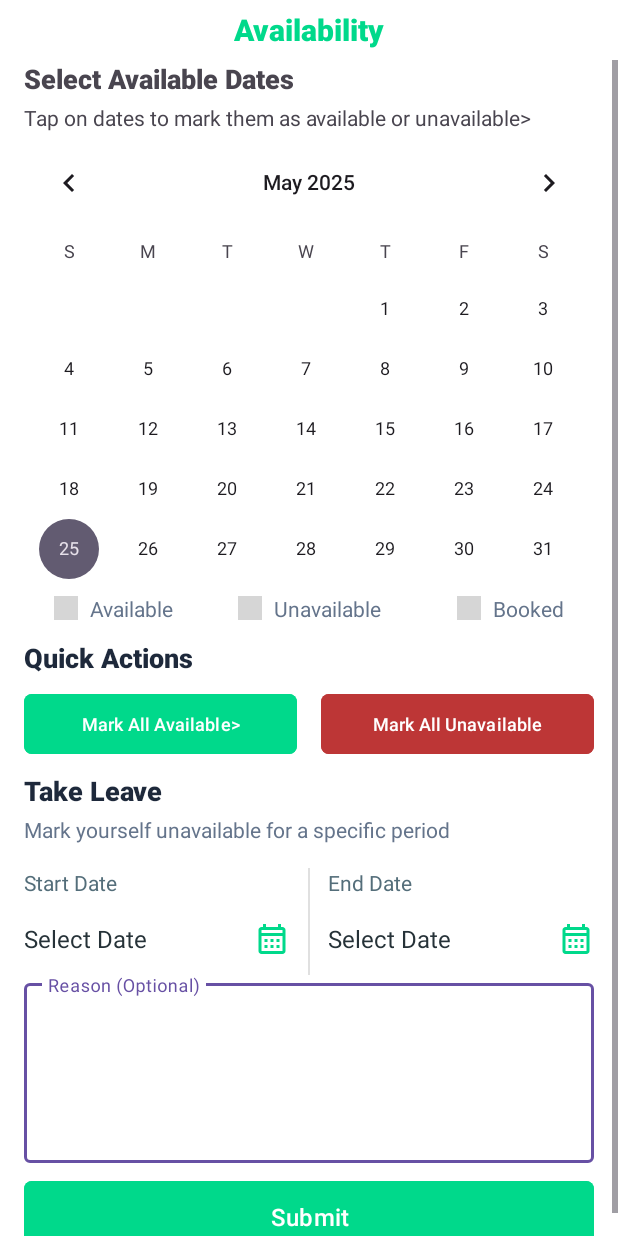
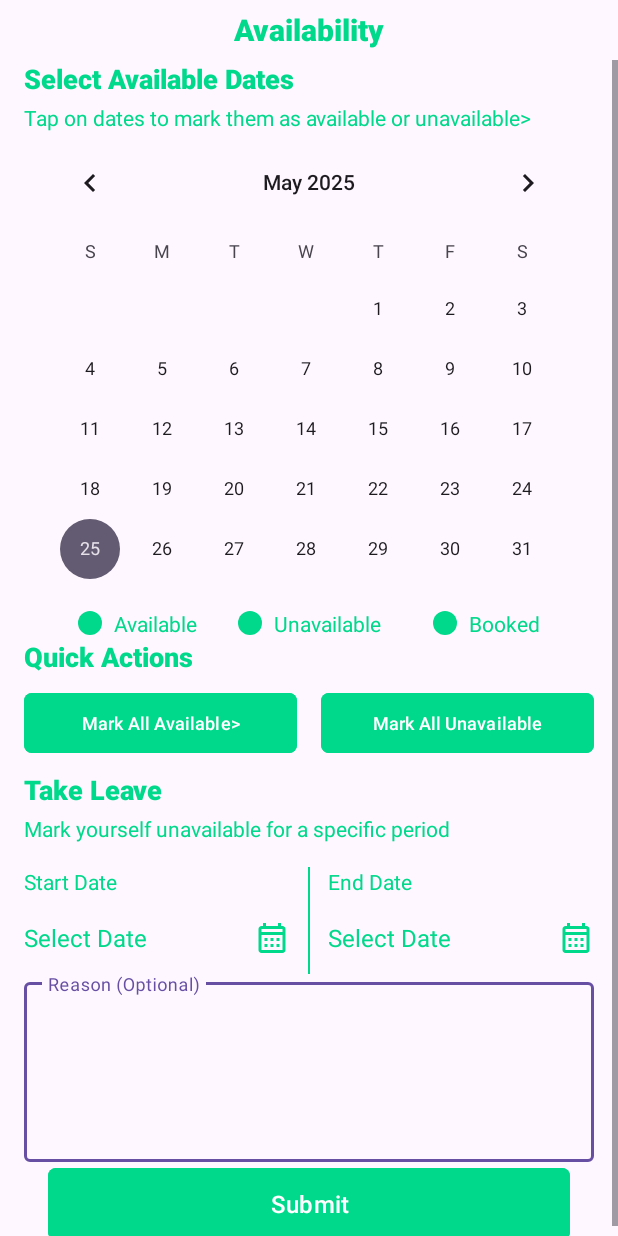
Before and after one commit to masum184e/vroomgo, an Android app: the AvailabilityCalendarActivity screen opened directly, with no data from a screen before it, on a phone screen of 412 x 824 dp. Run offline under Robolectric (Android 15) with nearby library versions, the phone set to English and light mode, and no system bars; our stand-ins replace navigation-ui; grey boxes are pictures that could not be loaded.

Commit message:
color updated to primary

```diff
--- a/mobile-app/app/src/main/res/drawable/bg_dashed_border.xml
+++ b/mobile-app/app/src/main/res/drawable/bg_dashed_border.xml
@@ -3,7 +3,7 @@
     android:shape="rectangle">
     <stroke
         android:width="2dp"
-        android:color="#888"
+        android:color="@color/primary"
         android:dashWidth="8dp"
         android:dashGap="2dp" />
     <corners android:radius="8dp" />
--- a/mobile-app/app/src/main/res/layout/activity_availability_calendar.xml
+++ b/mobile-app/app/src/main/res/layout/activity_availability_calendar.xml
@@ -4,7 +4,6 @@
     xmlns:tools="http://schemas.android.com/tools"
     android:layout_width="match_parent"
     android:layout_height="match_parent"
-    android:background="@color/white"
     tools:context=".AvailabilityCalendarActivity">
 
     <!-- Header -->
@@ -40,24 +39,9 @@
 
         <androidx.constraintlayout.widget.ConstraintLayout
             android:layout_width="match_parent"
-            android:layout_height="wrap_content">
-
-            <!-- Calendar Card -->
-            <com.google.android.material.card.MaterialCardView
-                android:id="@+id/calendar_card"
-                android:layout_width="match_parent"
             android:layout_height="wrap_content"
-                android:backgroundTint="@color/white"
-                app:cardCornerRadius="8dp"
-                app:layout_constraintEnd_toEndOf="parent"
-                app:layout_constraintStart_toStartOf="parent"
-                app:layout_constraintTop_toTopOf="parent"
-                app:strokeColor="@color/white"
-                app:strokeWidth="1dp">
-
-                <androidx.constraintlayout.widget.ConstraintLayout
-                    android:layout_width="match_parent"
-                    android:layout_height="wrap_content">
+            android:paddingStart="16dp"
+            android:paddingEnd="16dp">
 
             <!-- Title -->
             <TextView
@@ -65,9 +49,8 @@
                 android:layout_width="0dp"
                 android:layout_height="wrap_content"
                 android:fontFamily="sans-serif-medium"
-                        android:paddingStart="16dp"
-                        android:paddingEnd="16dp"
                 android:text="@string/select_available_dates"
+                android:textColor="@color/primary"
                 android:textSize="18sp"
                 android:textStyle="bold"
                 app:layout_constraintEnd_toEndOf="parent"
@@ -80,9 +63,8 @@
                 android:layout_height="wrap_content"
                 android:layout_marginTop="4dp"
                 android:fontFamily="sans-serif"
-                        android:paddingStart="16dp"
-                        android:paddingEnd="16dp"
                 android:text="@string/tap_on_dates"
+                android:textColor="@color/primary"
                 android:textSize="14sp"
                 app:layout_constraintEnd_toEndOf="parent"
                 app:layout_constraintStart_toStartOf="parent"
@@ -91,7 +73,7 @@
             <!-- Calendar -->
             <CalendarView
                 android:id="@+id/calendar_view"
-                        android:layout_width="0dp"
+                android:layout_width="match_parent"
                 android:layout_height="wrap_content"
                 app:layout_constraintEnd_toEndOf="parent"
                 app:layout_constraintStart_toStartOf="parent"
@@ -102,7 +84,7 @@
                 android:id="@+id/legend_container"
                 android:layout_width="match_parent"
                 android:layout_height="wrap_content"
-                        android:layout_marginTop="-30dp"
+                android:layout_marginTop="-20dp"
                 android:paddingStart="36dp"
                 android:paddingEnd="36dp"
                 app:layout_constraintTop_toBottomOf="@id/calendar_view">
@@ -120,14 +102,14 @@
                     <View
                         android:layout_width="16dp"
                         android:layout_height="16dp"
-                                android:background="@drawable/bg_circle_available" />
+                        android:background="@drawable/bg_circle_filled_primary" />
 
                     <TextView
                         android:layout_width="wrap_content"
                         android:layout_height="wrap_content"
                         android:layout_marginStart="8dp"
                         android:text="@string/available"
-                                android:textColor="#64748B"
+                        android:textColor="@color/primary"
                         android:textSize="14sp" />
                 </LinearLayout>
 
@@ -145,14 +127,14 @@
                     <View
                         android:layout_width="16dp"
                         android:layout_height="16dp"
-                                android:background="@drawable/bg_circle_unavailable" />
+                        android:background="@drawable/bg_circle_filled_primary" />
 
                     <TextView
                         android:layout_width="wrap_content"
                         android:layout_height="wrap_content"
                         android:layout_marginStart="8dp"
                         android:text="@string/unavailable"
-                                android:textColor="#64748B"
+                        android:textColor="@color/primary"
                         android:textSize="14sp" />
                 </LinearLayout>
 
@@ -169,42 +151,18 @@
                     <View
                         android:layout_width="16dp"
                         android:layout_height="16dp"
-                                android:background="@drawable/bg_circle_booked" />
+                        android:background="@drawable/bg_circle_filled_primary" />
 
                     <TextView
                         android:layout_width="wrap_content"
                         android:layout_height="wrap_content"
                         android:layout_marginStart="8dp"
                         android:text="@string/booked"
-                                android:textColor="#64748B"
+                        android:textColor="@color/primary"
                         android:textSize="14sp" />
                 </LinearLayout>
 
             </androidx.constraintlayout.widget.ConstraintLayout>
-
-                </androidx.constraintlayout.widget.ConstraintLayout>
-
-            </com.google.android.material.card.MaterialCardView>
-
-            <!-- Quick Actions Card -->
-            <com.google.android.material.card.MaterialCardView
-                android:id="@+id/quick_actions_card"
-                android:layout_width="match_parent"
-                android:layout_height="wrap_content"
-                android:backgroundTint="@color/white"
-                app:cardCornerRadius="8dp"
-                app:layout_constraintEnd_toEndOf="parent"
-                app:layout_constraintStart_toStartOf="parent"
-                app:layout_constraintTop_toBottomOf="@id/calendar_card"
-                app:strokeColor="@color/white"
-                app:strokeWidth="1dp">
-
-                <androidx.constraintlayout.widget.ConstraintLayout
-                    android:layout_width="match_parent"
-                    android:layout_height="wrap_content"
-                    android:paddingStart="16dp"
-                    android:paddingEnd="16dp"
-                    android:paddingBottom="8dp">
 
             <TextView
                 android:id="@+id/quick_actions_title"
@@ -212,12 +170,12 @@
                 android:layout_height="wrap_content"
                 android:fontFamily="sans-serif-medium"
                 android:text="@string/quick_actions"
-                        android:textColor="#1E293B"
+                android:textColor="@color/primary"
                 android:textSize="18sp"
                 android:textStyle="bold"
                 app:layout_constraintEnd_toEndOf="parent"
                 app:layout_constraintStart_toStartOf="parent"
-                        app:layout_constraintTop_toTopOf="parent" />
+                app:layout_constraintTop_toBottomOf="@id/legend_container" />
 
             <!-- Quick Button -->
             <com.google.android.material.button.MaterialButton
@@ -242,7 +200,7 @@
                 android:layout_height="wrap_content"
                 android:layout_marginStart="8dp"
                 android:layout_marginTop="8dp"
-                        android:backgroundTint="@color/warning"
+                android:backgroundTint="@color/primary"
                 android:text="@string/mark_all_unavailable"
                 android:textAllCaps="false"
                 android:textColor="@android:color/white"
@@ -260,7 +218,7 @@
                 android:layout_marginTop="8dp"
                 android:fontFamily="sans-serif-medium"
                 android:text="@string/take_leave"
-                        android:textColor="#1E293B"
+                android:textColor="@color/primary"
                 android:textSize="18sp"
                 android:textStyle="bold"
                 app:layout_constraintEnd_toEndOf="parent"
@@ -274,7 +232,7 @@
                 android:layout_marginTop="4dp"
                 android:fontFamily="sans-serif"
                 android:text="@string/mark_yourself_unavailable"
-                        android:textColor="#64748B"
+                android:textColor="@color/primary"
                 android:textSize="14sp"
                 app:layout_constraintEnd_toEndOf="parent"
                 app:layout_constraintStart_toStartOf="parent"
@@ -301,7 +259,7 @@
                         android:layout_width="wrap_content"
                         android:layout_height="wrap_content"
                         android:text="@string/start_date"
-                                android:textColor="#546E7A"
+                        android:textColor="@color/primary"
                         android:textSize="14sp" />
 
                     <LinearLayout
@@ -319,7 +277,7 @@
                             android:layout_height="wrap_content"
                             android:layout_weight="1"
                             android:text="@string/select_date"
-                                    android:textColor="#263238"
+                            android:textColor="@color/primary"
                             android:textSize="16sp" />
 
                         <ImageView
@@ -335,7 +293,7 @@
                     android:layout_height="match_parent"
                     android:layout_marginStart="12dp"
                     android:layout_marginEnd="12dp"
-                            android:background="#E0E0E0" />
+                    android:background="@color/primary" />
 
                 <LinearLayout
                     android:layout_width="0dp"
@@ -347,7 +305,7 @@
                         android:layout_width="wrap_content"
                         android:layout_height="wrap_content"
                         android:text="@string/end_date"
-                                android:textColor="#546E7A"
+                        android:textColor="@color/primary"
                         android:textSize="14sp" />
 
                     <LinearLayout
@@ -365,7 +323,7 @@
                             android:layout_height="wrap_content"
                             android:layout_weight="1"
                             android:text="@string/select_date"
-                                    android:textColor="#263238"
+                            android:textColor="@color/primary"
                             android:textSize="16sp" />
 
                         <ImageView
@@ -384,6 +342,8 @@
                 android:layout_width="0dp"
                 android:layout_height="wrap_content"
                 android:hint="@string/reason"
+                android:textColor="@color/primary"
+                android:textColorHint="@color/primary"
                 app:layout_constraintEnd_toEndOf="parent"
                 app:layout_constraintStart_toStartOf="parent"
                 app:layout_constraintTop_toBottomOf="@+id/start_end_date"
@@ -397,10 +357,6 @@
                     android:inputType="textMultiLine" />
 
             </com.google.android.material.textfield.TextInputLayout>
-
-                </androidx.constraintlayout.widget.ConstraintLayout>
-
-            </com.google.android.material.card.MaterialCardView>
 
             <com.google.android.material.button.MaterialButton
                 android:id="@+id/btn_leave_request"
@@ -416,7 +372,7 @@
                 app:cornerRadius="5dp"
                 app:layout_constraintEnd_toEndOf="parent"
                 app:layout_constraintStart_toStartOf="parent"
-                app:layout_constraintTop_toBottomOf="@+id/quick_actions_card" />
+                app:layout_constraintTop_toBottomOf="@+id/leave_reason" />
 
         </androidx.constraintlayout.widget.ConstraintLayout>
 
```
Also changed, not shown: mobile-app/app/src/main/res/layout/activity_change_password.xml (+27 -3 lines), mobile-app/app/src/main/res/layout/activity_complaint.xml (+10 -0 lines). Lines whose indentation alone changed are shown as unchanged.
